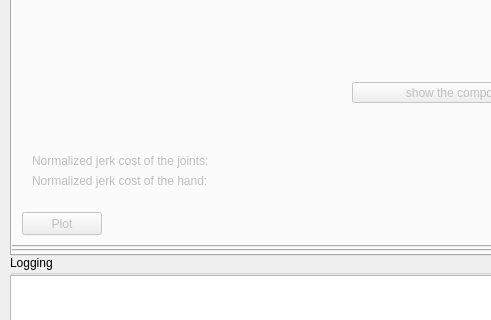
zohannn/motion_manager, file ui/main_window.ui: the form before one commit; both pictures show x 0 to 491 and y 264 to 584 of the 1101 by 697 pixel window.
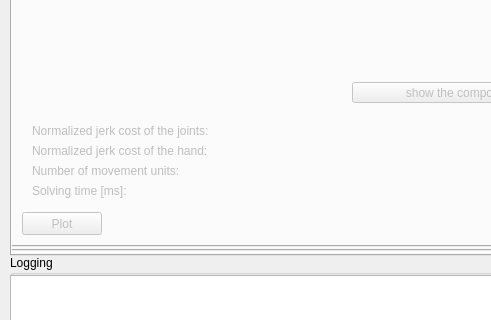
The form after the commit. The open tabs and pages were chosen to show the change. Icons and pictures are not drawn. Custom widgets are drawn as their Qt base class.

Diff of the .ui file:
```diff
--- a/ui/main_window.ui
+++ b/ui/main_window.ui
@@ -1087,7 +1087,7 @@
           <property name="geometry">
            <rect>
             <x>20</x>
-            <y>320</y>
+            <y>290</y>
             <width>331</width>
             <height>17</height>
            </rect>
@@ -1096,7 +1096,7 @@
            <item>
             <widget class="QLabel" name="label_cost_joints">
              <property name="text">
-              <string>Normalized jerk cost of the joints:</string>
+              <string>Normalized jerk cost of the joints: </string>
              </property>
             </widget>
            </item>
@@ -1113,7 +1113,7 @@
           <property name="geometry">
            <rect>
             <x>20</x>
-            <y>340</y>
+            <y>310</y>
             <width>331</width>
             <height>17</height>
            </rect>
@@ -1122,7 +1122,7 @@
            <item>
             <widget class="QLabel" name="label_cost_hand">
              <property name="text">
-              <string>Normalized jerk cost of the hand:</string>
+              <string>Normalized jerk cost of the hand: </string>
              </property>
             </widget>
            </item>
@@ -1148,6 +1148,58 @@
            <string>show the components of the hand velocity</string>
           </property>
          </widget>
+         <widget class="QWidget" name="layoutWidget_3">
+          <property name="geometry">
+           <rect>
+            <x>20</x>
+            <y>350</y>
+            <width>331</width>
+            <height>17</height>
+           </rect>
+          </property>
+          <layout class="QHBoxLayout" name="horizontalLayout_4">
+           <item>
+            <widget class="QLabel" name="label_cost_hand_2">
+             <property name="text">
+              <string>Solving time [ms]:</string>
+             </property>
+            </widget>
+           </item>
+           <item>
+            <widget class="QLabel" name="label_solving_time">
+             <property name="text">
+              <string/>
+             </property>
+            </widget>
+           </item>
+          </layout>
+         </widget>
+         <widget class="QWidget" name="layoutWidget_4">
+          <property name="geometry">
+           <rect>
+            <x>20</x>
+            <y>330</y>
+            <width>331</width>
+            <height>17</height>
+           </rect>
+          </property>
+          <layout class="QHBoxLayout" name="horizontalLayout_5">
+           <item>
+            <widget class="QLabel" name="label_cost_hand_3">
+             <property name="text">
+              <string>Number of movement units: </string>
+             </property>
+            </widget>
+           </item>
+           <item>
+            <widget class="QLabel" name="label_nmu">
+             <property name="text">
+              <string/>
+             </property>
+            </widget>
+           </item>
+          </layout>
+         </widget>
         </widget>
         <widget class="QWidget" name="tab_results_plan_task">
          <attribute name="title">
```
